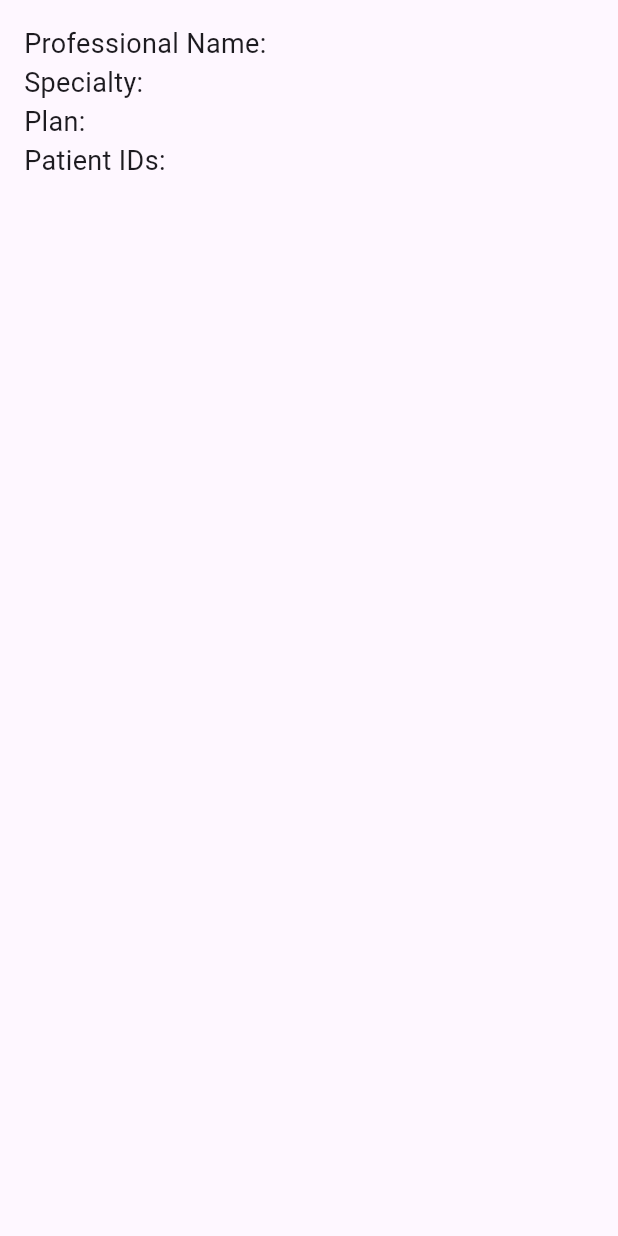
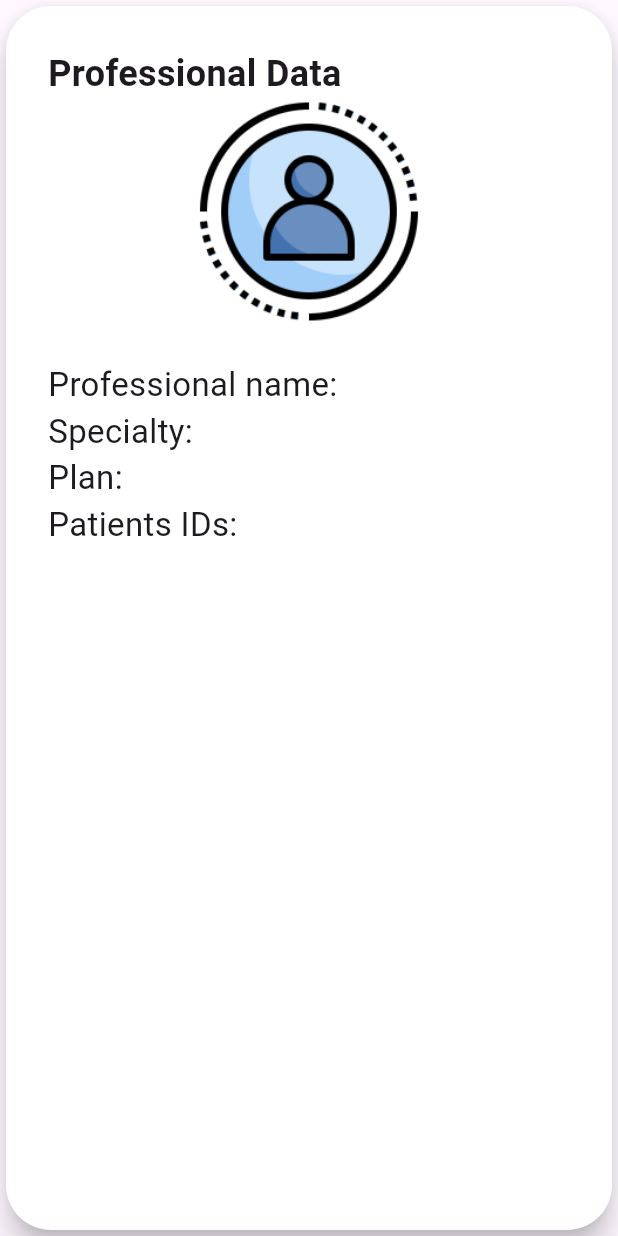
Before and after one commit to MindTrack-WX64/MInd_Track_App_Flutter, a Flutter app: the ProfessionalInfo widget shown alone on an empty page, opened directly with empty values, on a phone screen of 412 x 824 dp. Run offline on Flutter 3.47's test engine with Material 3 defaults, Android fonts, the phone set to English and light mode, and no system bars; network calls fail.

Commit message:
feature: Styles for Profile Page

```diff
--- a/lib/auth/ui/pages/professional_main_page.dart
+++ b/lib/auth/ui/pages/professional_main_page.dart
@@ -27,14 +27,7 @@ class _ProfessionalMainPageState extends State<ProfessionalMainPage> {
 
   Future<void> _fetchProfessional() async {
     try {
-      //final professional = await _professionalService.findById(widget.professionalId);
-      final professional = Professional(
-        id: 2,
-        name: "Dr. Smith",
-        specialty: "therapist",
-        patientIds: [1, 22],
-        plan: "Premium",
-      );
+      final professional = await _professionalService.findById(widget.professionalId);
       setState(() {
         _professional = professional;
         _isLoading = false;
@@ -55,13 +48,24 @@ class _ProfessionalMainPageState extends State<ProfessionalMainPage> {
           ? Center(child: CircularProgressIndicator())
           : _professional == null
           ? Center(child: Text('Professional not found'))
-          : Column(
+          : Stack(
         children: [
-          ProfessionalInfo(professional: _professional!),
-          Expanded(
-            child: GridView.count(
-              crossAxisCount: 2,
+          Positioned.fill(
+            child: Image.asset(
+              'assets/bgAddPatient.png',
+              fit: BoxFit.cover,
+            ),
+          ),
+          // Mostrar la información del profesional
+          Padding(
+            padding: const EdgeInsets.all(16.0),
+            child: Column(
+              crossAxisAlignment: CrossAxisAlignment.stretch,
               children: [
+                SizedBox(height: 25),
+                // Mostrar datos de la API en una Card adicional
+                if (_professional != null)
+                  ProfessionalInfo(professional: _professional!),
                 _buildGridButton('Patients', () {
                   Navigator.push(
                     context,
@@ -93,6 +97,12 @@ class _ProfessionalMainPageState extends State<ProfessionalMainPage> {
       padding: const EdgeInsets.all(8.0),
       child: ElevatedButton(
         onPressed: onPressed,
+        style: ElevatedButton.styleFrom(
+          backgroundColor: Colors.blue, // Background color
+          foregroundColor: Colors.white, // Botón azul
+          textStyle: TextStyle(fontSize: 24), // Button text size
+          padding: EdgeInsets.symmetric(horizontal: 24.0, vertical: 16.0), // Padding interno
+        ),
         child: Text(text),
       ),
     );
@@ -106,16 +116,58 @@ class ProfessionalInfo extends StatelessWidget {
 
   @override
   Widget build(BuildContext context) {
-    return Padding(
-      padding: const EdgeInsets.all(16.0),
-      child: Column(
-        crossAxisAlignment: CrossAxisAlignment.start,
-        children: [
-          Text('Professional Name: ${professional.name}', style: TextStyle(fontSize: 18)),
-          Text('Specialty: ${professional.specialty}', style: TextStyle(fontSize: 18)),
-          Text('Plan: ${professional.plan}', style: TextStyle(fontSize: 18)),
-          Text('Patient IDs: ${professional.patientIds.join(', ')}', style: TextStyle(fontSize: 18)),
-        ],
+    return Card(
+      color: Colors.white, // Card color set to white
+      elevation: 8.0,
+      shape: RoundedRectangleBorder(
+        borderRadius: BorderRadius.circular(30.0), // Border radius 30
+      ),
+      child: Padding(
+        padding: const EdgeInsets.all(28.0),
+        child: Column(
+          crossAxisAlignment: CrossAxisAlignment.start,
+          children: [
+            Text(
+              'Professional Data', // Updated text
+              style: TextStyle(fontSize: 24, fontWeight: FontWeight.bold),
+            ),
+            Center(
+              child: Image.asset(
+                'assets/icAddPatient.png',
+                height: 150,
+              ),
+            ),
+            SizedBox(height: 25),
+            Row(
+              mainAxisAlignment: MainAxisAlignment.spaceBetween,
+              children: [
+                Text('Professional name:', style: TextStyle(fontSize: 22)),
+                Text('${professional.name}', style: TextStyle(fontSize: 22)),
+              ],
+            ),
+            Row(
+              mainAxisAlignment: MainAxisAlignment.spaceBetween,
+              children: [
+                Text('Specialty:', style: TextStyle(fontSize: 22)),
+                Text('${professional.specialty}', style: TextStyle(fontSize: 22)),
+              ],
+            ),
+            Row(
+              mainAxisAlignment: MainAxisAlignment.spaceBetween,
+              children: [
+                Text('Plan:', style: TextStyle(fontSize: 22)),
+                Text('${professional.plan}', style: TextStyle(fontSize: 22)),
+              ],
+            ),
+            Row(
+              mainAxisAlignment: MainAxisAlignment.spaceBetween,
+              children: [
+                Text('Patients IDs:', style: TextStyle(fontSize: 22)),
+                Text('${professional.patientIds.join(', ')}', style: TextStyle(fontSize: 22)),
+              ],
+            )
+          ],
+        ),
       ),
     );
   }
```
